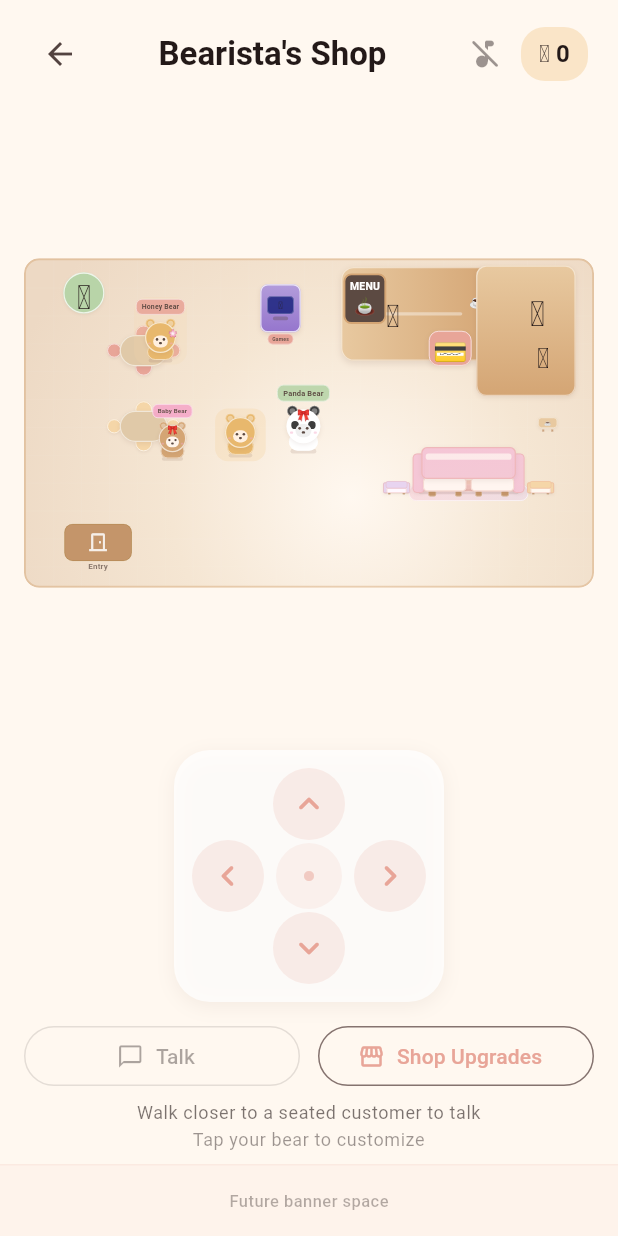
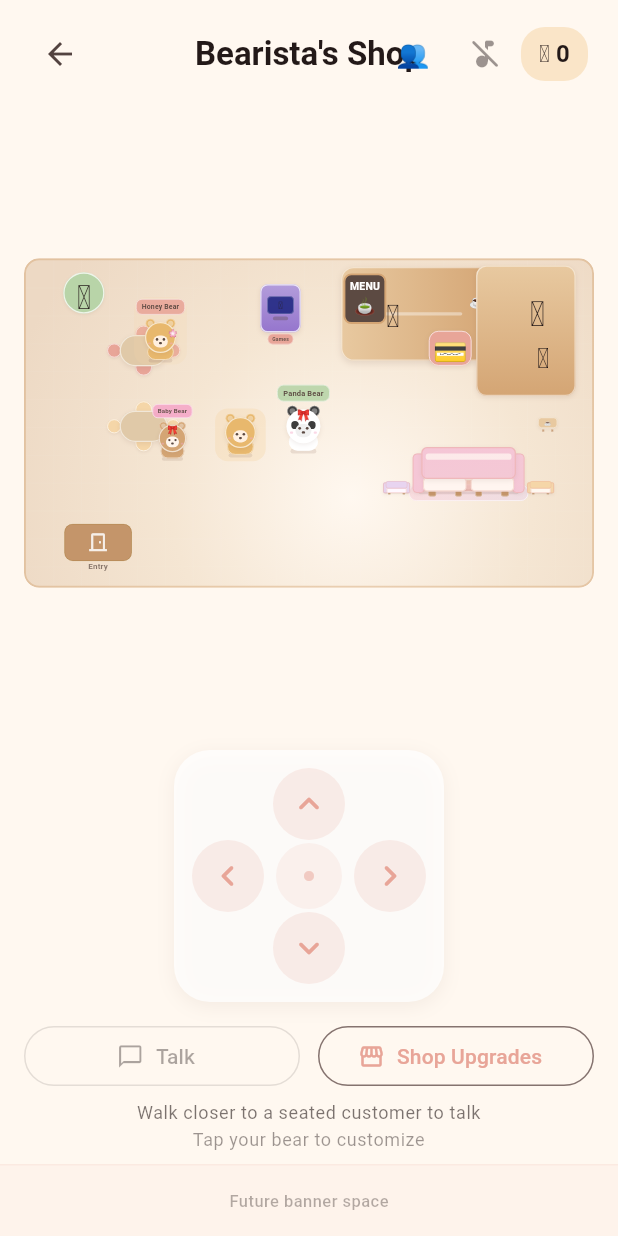
Before and after one commit to zoerose12321/bearista-boba, a Flutter app: the ShopWorldPage screen opened directly, on a phone screen of 412 x 824 dp. Run offline on Flutter 3.47's test engine with Material 3 defaults, Android fonts, the phone set to English and light mode, and no system bars; our stand-ins replace audioplayers.

Commit message:
v0.1.46 Add multiplayer header entry

```diff
--- a/lib/widgets/shop_decoration.dart
+++ b/lib/widgets/shop_decoration.dart
@@ -346,10 +346,12 @@ class ShopWorldHeader extends StatelessWidget implements PreferredSizeWidget {
     super.key,
     required this.title,
     required this.coins,
+    this.onMultiplayerPressed,
   });
 
   final String title;
   final int coins;
+  final VoidCallback? onMultiplayerPressed;
 
   @override
   Size get preferredSize => const Size.fromHeight(kToolbarHeight);
@@ -358,32 +360,58 @@ class ShopWorldHeader extends StatelessWidget implements PreferredSizeWidget {
   Widget build(BuildContext context) {
     final theme = Theme.of(context);
 
+    return LayoutBuilder(
+      builder: (context, constraints) {
+        final compactMultiplayer = constraints.maxWidth < 420;
+
         return SizedBox(
           height: kToolbarHeight,
-      child: Row(
+          child: Stack(
+            alignment: Alignment.center,
             children: [
-          IconButton(
+              Align(
+                alignment: Alignment.centerLeft,
+                child: IconButton(
                   icon: const Icon(Icons.arrow_back),
                   onPressed: () => Navigator.maybePop(context),
                   tooltip: 'Back',
                 ),
-          Expanded(
+              ),
+              Padding(
+                padding: EdgeInsets.symmetric(
+                  horizontal: compactMultiplayer ? 108 : 148,
+                ),
                 child: Text(
                   title,
                   textAlign: TextAlign.center,
+                  maxLines: 1,
                   overflow: TextOverflow.ellipsis,
                   style: theme.textTheme.titleLarge?.copyWith(
                     fontWeight: FontWeight.w600,
                   ),
                 ),
               ),
+              Align(
+                alignment: Alignment.centerRight,
+                child: Row(
+                  mainAxisSize: MainAxisSize.min,
+                  children: [
+                    if (onMultiplayerPressed != null)
+                      _MultiplayerHeaderButton(
+                        onPressed: onMultiplayerPressed!,
+                        compact: compactMultiplayer,
+                      ),
                     const MusicToggleButton(),
                     Padding(
                       padding: const EdgeInsets.only(right: 4),
                       child: Container(
-              padding: const EdgeInsets.symmetric(horizontal: 12, vertical: 6),
+                        padding: const EdgeInsets.symmetric(
+                          horizontal: 12,
+                          vertical: 6,
+                        ),
                         decoration: BoxDecoration(
-                color: theme.colorScheme.tertiary.withValues(alpha: 0.55),
+                          color: theme.colorScheme.tertiary
+                              .withValues(alpha: 0.55),
                           borderRadius: BorderRadius.circular(16),
                         ),
                         child: Text(
@@ -395,6 +423,65 @@ class ShopWorldHeader extends StatelessWidget implements PreferredSizeWidget {
                       ),
                     ),
                   ],
+                ),
+              ),
+            ],
+          ),
+        );
+      },
+    );
+  }
+}
+
+class _MultiplayerHeaderButton extends StatelessWidget {
+  const _MultiplayerHeaderButton({
+    required this.onPressed,
+    required this.compact,
+  });
+
+  final VoidCallback onPressed;
+  final bool compact;
+
+  @override
+  Widget build(BuildContext context) {
+    final theme = Theme.of(context);
+
+    if (compact) {
+      return IconButton(
+        key: const Key('multiplayer_button'),
+        onPressed: onPressed,
+        tooltip: 'Multiplayer',
+        icon: const Text('👥', style: TextStyle(fontSize: 18)),
+      );
+    }
+
+    return Padding(
+      padding: const EdgeInsets.only(right: 2),
+      child: Material(
+        color: theme.colorScheme.secondaryContainer.withValues(alpha: 0.7),
+        borderRadius: BorderRadius.circular(16),
+        child: InkWell(
+          key: const Key('multiplayer_button'),
+          onTap: onPressed,
+          borderRadius: BorderRadius.circular(16),
+          child: Padding(
+            padding: const EdgeInsets.symmetric(horizontal: 10, vertical: 6),
+            child: Row(
+              mainAxisSize: MainAxisSize.min,
+              children: [
+                const Text('👥', style: TextStyle(fontSize: 14)),
+                const SizedBox(width: 4),
+                Text(
+                  'Multiplayer',
+                  style: theme.textTheme.labelLarge?.copyWith(
+                    fontWeight: FontWeight.w600,
+                    color: const Color(0xFF5C4A42),
+                  ),
+                ),
+              ],
+            ),
+          ),
+        ),
       ),
     );
   }
```
Also changed, not shown: lib/pages/multiplayer_page.dart (added, +222 -0 lines), lib/pages/shop_world_page.dart (+16 -0 lines). Lines whose indentation alone changed are shown as unchanged.
